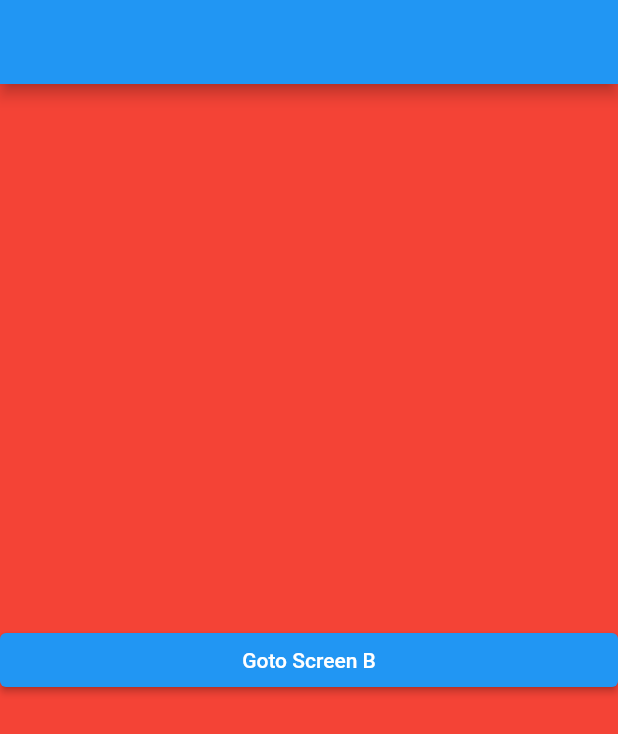
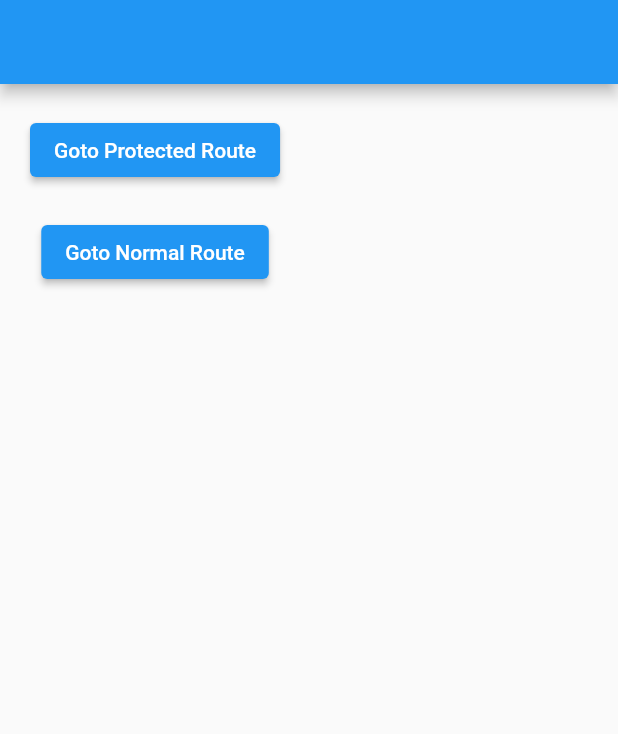
Before and after one commit to nepali-programmer/auto_route_integration, a Flutter app: the screen it shows after launch, on a phone screen of 412 x 824 dp. Shown: the top 734 px of the screen. Run offline on Flutter 3.47's test engine with Material 2 defaults, Android fonts, the phone set to English and light mode, and no system bars; our stand-ins replace auto_route.

Commit message:
starting code

```diff
--- a/lib/routes/app_router.dart
+++ b/lib/routes/app_router.dart
@@ -6,8 +6,16 @@ import 'app_router.gr.dart';
 class AppRouter extends $AppRouter {
   @override
   List<AutoRoute> get routes => [
-        AutoRoute(page: RouteA.page, initial: true),
-        AutoRoute(page: RouteB.page),
-        AutoRoute(page: RouteC.page),
+        /// Initial Route
+        AutoRoute(page: HomeRoute.page, initial: true),
+
+        /// Login Route
+        AutoRoute(page: LoginRoute.page),
+
+        /// Protected Route
+        AutoRoute(page: ProfileRoute.page),
+
+        /// Normal Route
+        AutoRoute(page: AboutRoute.page),
       ];
 }
--- /dev/null
+++ b/lib/screen/home_screen.dart
@@ -0,0 +1,35 @@
+import 'package:auto_route/auto_route.dart';
+import 'package:auto_route_integration/routes/app_router.gr.dart';
+import 'package:flutter/material.dart';
+
+@RoutePage()
+class HomeScreen extends StatelessWidget {
+  const HomeScreen({super.key});
+
+  @override
+  Widget build(BuildContext context) {
+    return Scaffold(
+      appBar: AppBar(),
+      body: Padding(
+        padding: const EdgeInsets.all(20.0),
+        child: Column(
+          children: [
+            ElevatedButton(
+              child: const Text('Goto Protected Route'),
+              onPressed: () {
+                AutoRouter.of(context).push(const ProfileRoute());
+              },
+            ),
+            const SizedBox(height: 20.0),
+            ElevatedButton(
+              child: const Text('Goto Normal Route'),
+              onPressed: () {
+                AutoRouter.of(context).push(const AboutRoute());
+              },
+            ),
+          ],
+        ),
+      ),
+    );
+  }
+}
--- a/lib/screen/screen_a.dart
+++ /dev/null
@@ -1,28 +0,0 @@
-import 'package:auto_route/auto_route.dart';
-import 'package:auto_route_integration/routes/app_router.gr.dart';
-import 'package:flutter/material.dart';
-
-@RoutePage()
-class ScreenA extends StatelessWidget {
-  const ScreenA({super.key});
-
-  @override
-  Widget build(BuildContext context) {
-    return Scaffold(
-      appBar: AppBar(),
-      backgroundColor: Colors.red,
-      body: Column(
-        mainAxisAlignment: MainAxisAlignment.center,
-        crossAxisAlignment: CrossAxisAlignment.stretch,
-        children: [
-          ElevatedButton(
-            child: const Text('Goto Screen B'),
-            onPressed: () {
-              AutoRouter.of(context).push(const RouteB());
-            },
-          ),
-        ],
-      ),
-    );
-  }
-}
```
Also changed, not shown: lib/screen/about_screen.dart (added, +23 -0 lines), lib/screen/login_screen.dart (added, +12 -0 lines), lib/screen/profile_screen.dart (added, +23 -0 lines), lib/screen/screen_b.dart (deleted, +0 -28 lines), lib/screen/screen_c.dart (deleted, +0 -16 lines), lib/routes/app_router.gr.dart.
